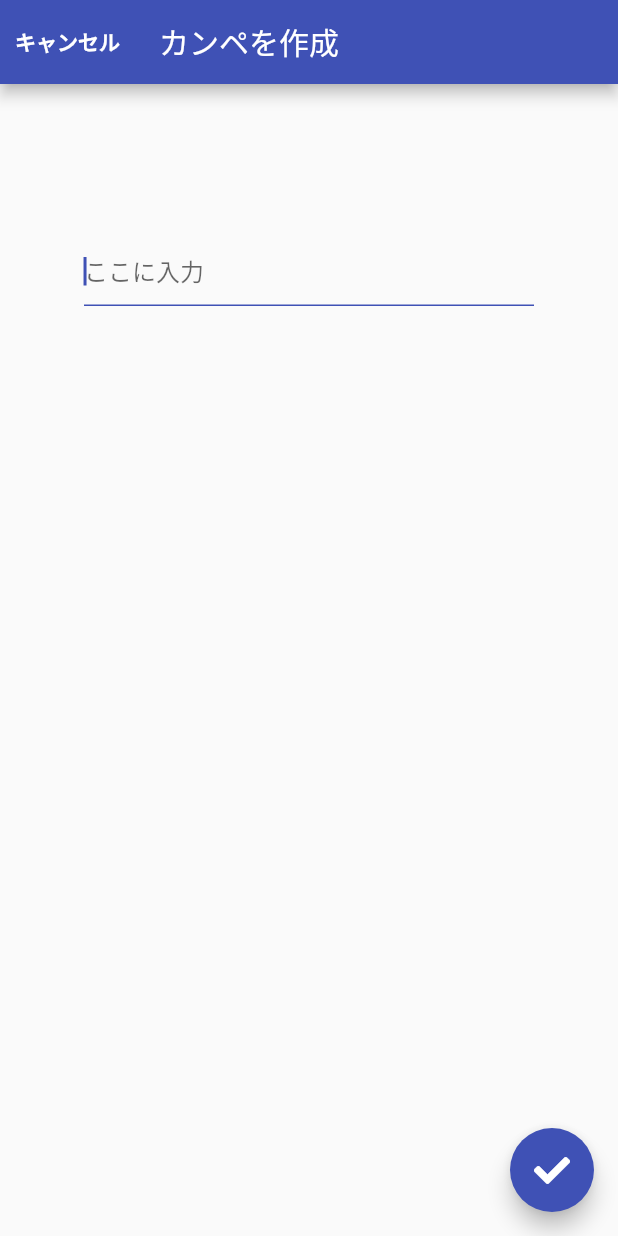
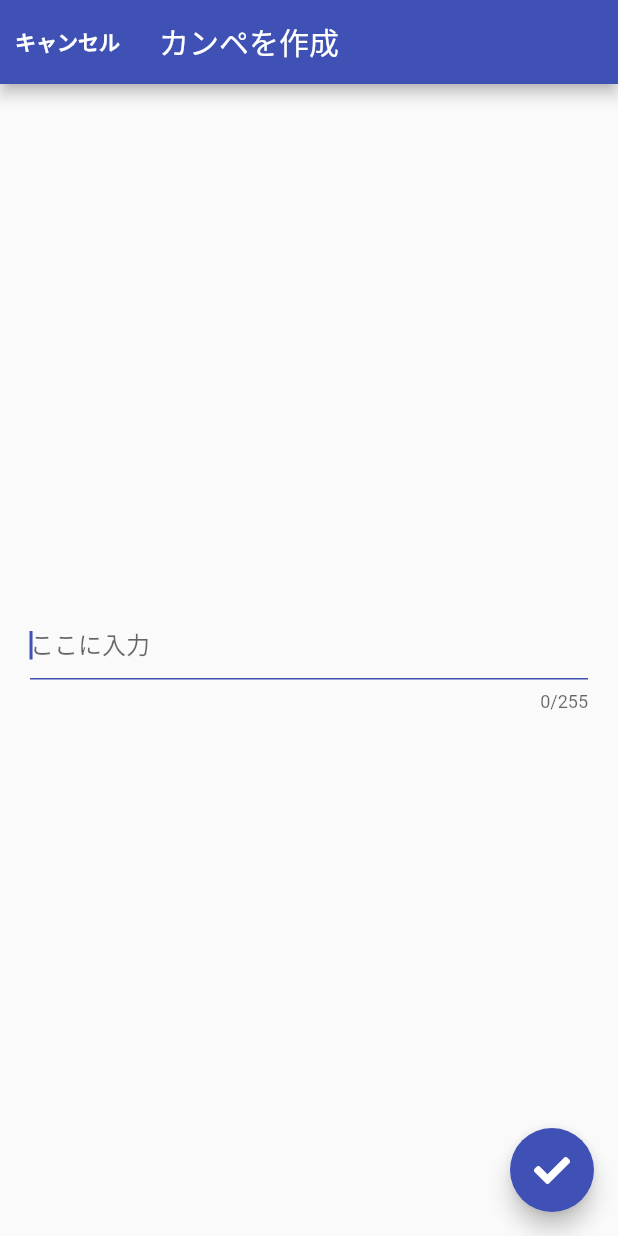
Before and after one commit to KonnoHaruto/campe_app, a Flutter app: the MakingScreen screen opened directly, on a phone screen of 412 x 824 dp. Run offline on Flutter 3.47's test engine with Material 2 defaults, Android fonts, the phone set to English and light mode, and no system bars; our stand-ins replace cloud_firestore, firebase_auth, firebase_core, flutter_hooks, flutter_riverpod, font_awesome_flutter and 3 more; accounts and stored records are empty.

Commit message:
#95 テキストフィールドの文字数を制限

```diff
--- a/lib/view/screens/making_screen.dart
+++ b/lib/view/screens/making_screen.dart
@@ -1,6 +1,7 @@
 import 'package:campe_app/controller/campe_list_controller/campe_lsit_controller_provider.dart';
 import 'package:campe_app/model/campe_model.dart';
 import 'package:flutter/material.dart';
+import 'package:flutter/services.dart';
 import 'package:flutter_hooks/flutter_hooks.dart';
 import 'package:font_awesome_flutter/font_awesome_flutter.dart';
 import 'package:hooks_riverpod/hooks_riverpod.dart';
@@ -40,12 +41,10 @@ class MakingScreen extends HookConsumerWidget {
       body: SafeArea(
         child: Center(
           child: Column(
-            mainAxisAlignment: MainAxisAlignment.start,
+            mainAxisAlignment: MainAxisAlignment.center,
             children: [
-              Container(
-                padding: const EdgeInsets.only(top: 100),
-                child: SizedBox(
-                  width: 300,
+              Padding(
+                padding: const EdgeInsets.all(20),
                 child: SingleChildScrollView(
                   child: TextField(
                     cursorColor: Colors.indigo,
@@ -58,10 +57,12 @@ class MakingScreen extends HookConsumerWidget {
                         ),
                       ),
                     ),
+                    keyboardType: TextInputType.multiline,
+                    textAlign: TextAlign.left,
                     autofocus: true,
                     maxLines: null,
-                      textAlign: TextAlign.left,
-                    ),
+                    maxLength: 255,
+                    maxLengthEnforcement: MaxLengthEnforcement.enforced,
                   ),
                 ),
               ),
```
Lines whose indentation alone changed are shown as unchanged.
